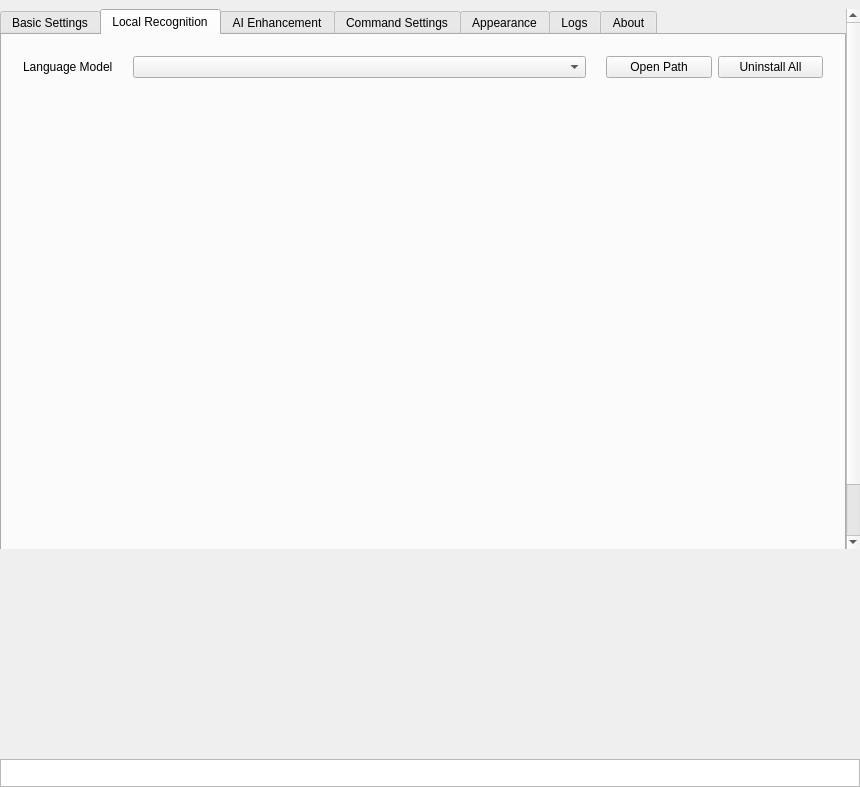
Zeuear/IME_Audio, file src/app/MainWin.ui: the form before one commit.
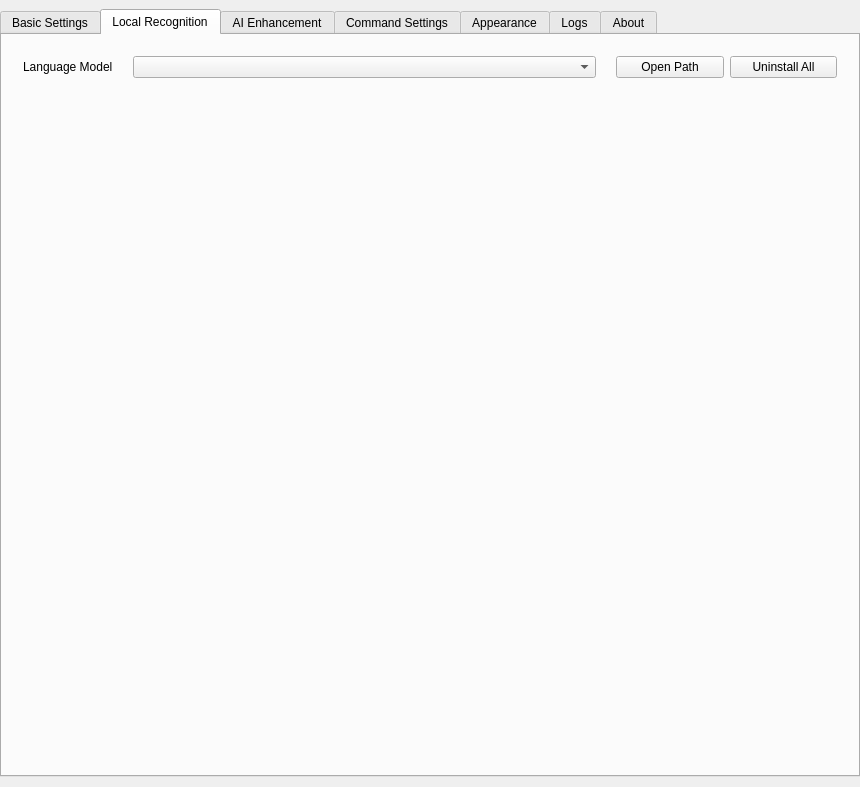
The form after the commit. Icons and pictures are not drawn. Custom widgets are drawn as their Qt base class.

The edit to the form file:
```diff
--- a/src/app/MainWin.ui
+++ b/src/app/MainWin.ui
@@ -1290,101 +1290,6 @@
       </item>
      </layout>
     </item>
-    <item>
-     <layout class="QHBoxLayout" name="horizontalLayout_4">
-      <property name="leftMargin">
-       <number>0</number>
-      </property>
-      <property name="topMargin">
-       <number>0</number>
-      </property>
-      <property name="rightMargin">
-       <number>0</number>
-      </property>
-      <property name="bottomMargin">
-       <number>0</number>
-      </property>
-      <property name="sizeConstraint">
-       <enum>QLayout::SizeConstraint::SetMaximumSize</enum>
-      </property>
-      <item>
-       <widget class="QStackedWidget" name="drawer_stack">
-        <property name="sizePolicy">
-         <sizepolicy hsizetype="Expanding" vsizetype="Preferred">
-          <horstretch>0</horstretch>
-          <verstretch>0</verstretch>
-         </sizepolicy>
-        </property>
-        <property name="maximumSize">
-         <size>
-          <width>16777215</width>
-          <height>200</height>
-         </size>
-        </property>
-        <property name="currentIndex">
-         <number>0</number>
-        </property>
-        <widget class="QWidget" name="page_3">
-         <layout class="QHBoxLayout" name="horizontalLayout_7">
-          <property name="leftMargin">
-           <number>0</number>
-          </property>
-          <property name="topMargin">
-           <number>0</number>
-          </property>
-          <property name="rightMargin">
-           <number>0</number>
-          </property>
-          <property name="bottomMargin">
-           <number>0</number>
-          </property>
-          <item>
-           <widget class="DownloadListWidget" name="download_list_widget" native="true"/>
-          </item>
-         </layout>
-        </widget>
-       </widget>
-      </item>
-     </layout>
-    </item>
-    <item>
-     <layout class="QHBoxLayout" name="horizontalLayout_2">
-      <property name="leftMargin">
-       <number>0</number>
-      </property>
-      <property name="topMargin">
-       <number>0</number>
-      </property>
-      <property name="rightMargin">
-       <number>0</number>
-      </property>
-      <property name="bottomMargin">
-       <number>0</number>
-      </property>
-      <item>
-       <widget class="NavListWidget" name="nav_list_widget">
-        <property name="sizePolicy">
-         <sizepolicy hsizetype="Expanding" vsizetype="Fixed">
-          <horstretch>0</horstretch>
-          <verstretch>0</verstretch>
-         </sizepolicy>
-        </property>
-        <property name="minimumSize">
-         <size>
-          <width>0</width>
-          <height>0</height>
-         </size>
-        </property>
-        <property name="maximumSize">
-         <size>
-          <width>16777215</width>
-          <height>28</height>
-         </size>
-        </property>
-       </widget>
-      </item>
-     </layout>
-    </item>
    </layout>
   </widget>
  </widget>
@@ -1419,12 +1324,6 @@
    <header>ui/pages/GpuBackendWidget.h</header>
    <container>1</container>
   </customwidget>
-  <customwidget>
-   <class>DownloadListWidget</class>
-   <extends>QWidget</extends>
-   <header>ui/pages/DownloadListWidget.h</header>
-   <container>1</container>
-  </customwidget>
   <customwidget>
    <class>StatusIndicator</class>
    <extends>QWidget</extends>
@@ -1442,11 +1341,6 @@
    <extends>QComboBox</extends>
    <header>ui/controls/SearchableComboBox.h</header>
   </customwidget>
-  <customwidget>
-   <class>NavListWidget</class>
-   <extends>QListWidget</extends>
-   <header>ui/controls/NavListWidget.h</header>
-  </customwidget>
  </customwidgets>
  <resources/>
  <connections/>
```
